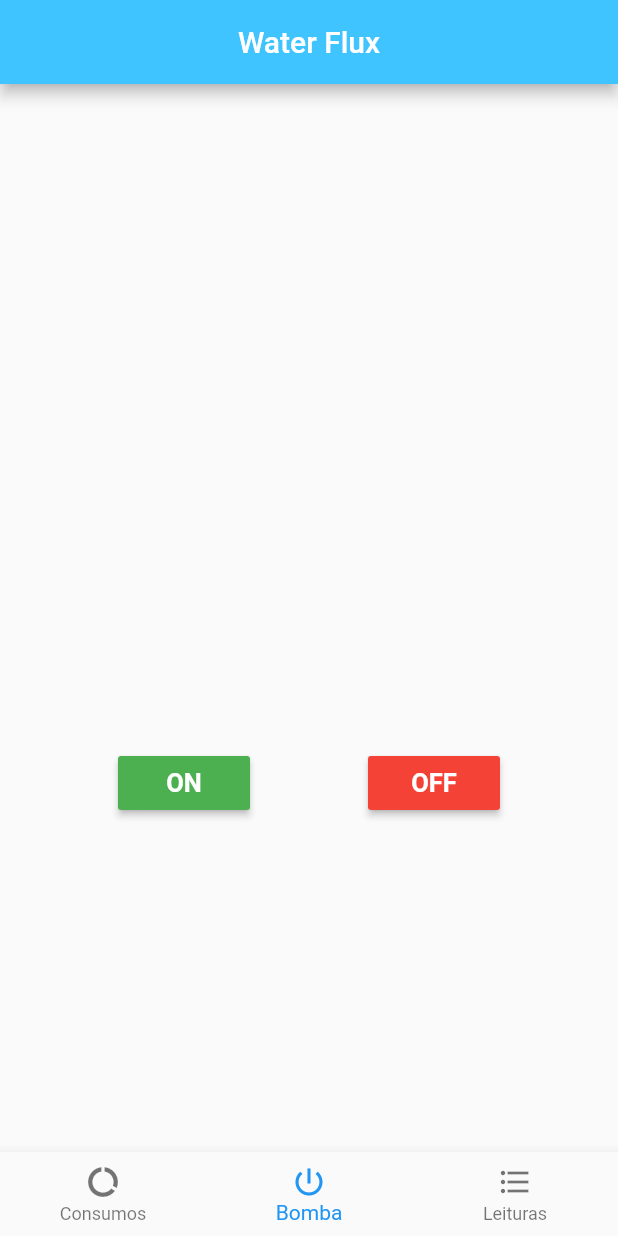
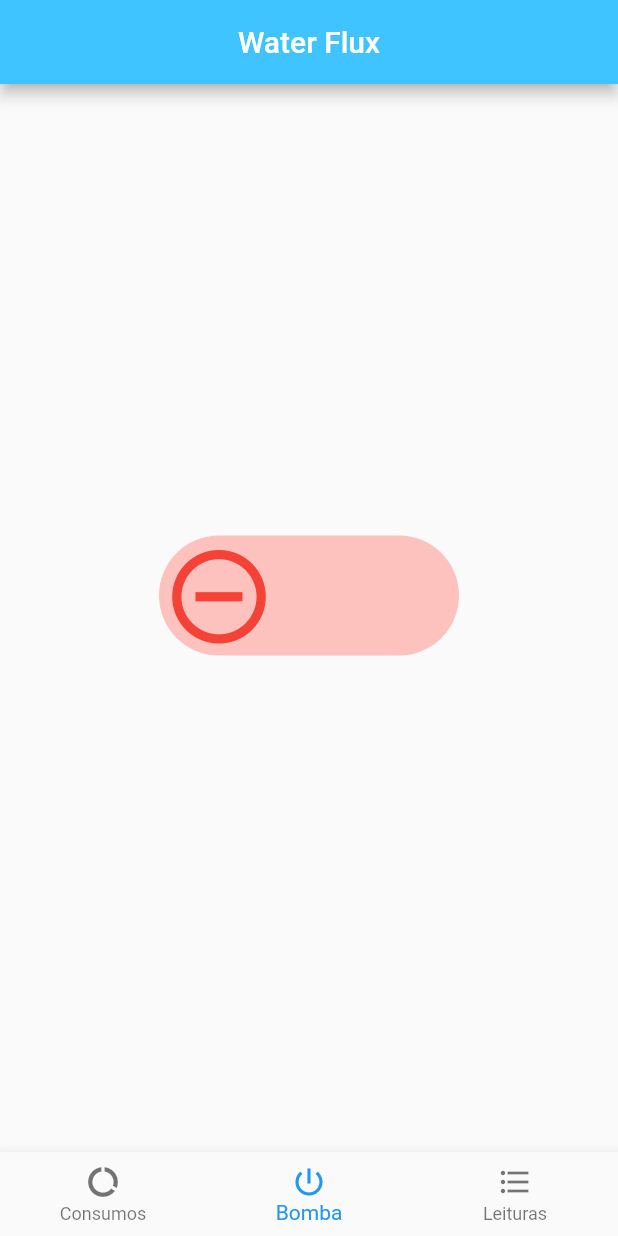
Before and after one commit to Nerdkz/water_flux, a Flutter app: the screen it shows after launch, swiped to page 2, on a phone screen of 412 x 824 dp. Run offline on Flutter 3.47's test engine with Material 2 defaults, Android fonts, the phone set to English and light mode, and no system bars; missing offline and left inert: mqtt_client.

Commit message:
added a animated switch button to turn on/off the pump

```diff
--- a/lib/main.dart
+++ b/lib/main.dart
@@ -55,6 +55,8 @@ class _HomeState extends State<Home> with SingleTickerProviderStateMixin{
   String topic = 'cmd'; // topic for comands
   Set<String> topics = Set<String>();
   String _fluxReading = '';
+
+  bool toggleValue = false;
 
   @override
   void initState() {
@@ -142,7 +144,7 @@ class _HomeState extends State<Home> with SingleTickerProviderStateMixin{
               },
               child: Center(
                 child: Text(
-                    "${animation.value.toInt()}%",
+                    "${animation.value.toInt()} L",
                   style: TextStyle(
                     fontSize: 30,
                     fontWeight: FontWeight.bold,
@@ -164,47 +166,47 @@ class _HomeState extends State<Home> with SingleTickerProviderStateMixin{
       children: <Widget>[
         Padding(
           padding: EdgeInsets.only(bottom: 30),
-          child: Row(
-            mainAxisAlignment: MainAxisAlignment.spaceEvenly,
-            children: <Widget>[
-              Padding(
-                padding: EdgeInsets.only(top: 250),
-                child: RaisedButton(
-                  child: Text(
-                    "ON",
-                    style: TextStyle(
-                        fontSize: 17,
-                        color: Colors.white,
-                        fontWeight: FontWeight.bold),
+          child: AnimatedContainer(
+            duration: Duration(milliseconds: 500),
+            height: 80.0,
+            width:200.0,
+            decoration: BoxDecoration(
+              borderRadius:  BorderRadius.circular(80.0),
+              color: toggleValue ? Colors.greenAccent[100] : Colors.redAccent[100].withOpacity(0.5),
+            ),
+            child: Stack(
+              children: <Widget>[
+                AnimatedPositioned(
+                  duration: Duration(milliseconds: 500),
+                  curve: Curves.easeIn,
+                  top: 3.0,
+                  left: toggleValue ? 120.0 : 0.0,
+                  right: toggleValue ? 0.0 : 120.0,
+                  child: InkWell(
+                    onTap: toggleButton,
+                    child: AnimatedSwitcher(
+                      duration: Duration(milliseconds: 500),
+                      transitionBuilder: (Widget child, Animation<double> animation) {
+                        return ScaleTransition(child: child, scale: animation);
+                      },
+                      child: toggleValue ?
+                      Icon(Icons.check_circle, color: Colors.green, size: 75.0, key: UniqueKey()) :
+                      Icon(Icons.remove_circle_outline, color: Colors.red, size: 75.0, key: UniqueKey())
+                    ),
                   ),
-                  color: Colors.green,
-                  onPressed: () {
-                    _sendMessage("ON");
-                  },
                 ),
-              ),
-              Padding(
-                padding: EdgeInsets.only(top: 250),
-                child: RaisedButton(
-                  child: Text(
-                    "OFF",
-                    style: TextStyle(
-                        fontSize: 17,
-                        color: Colors.white,
-                        fontWeight: FontWeight.bold),
-                  ),
-                  color: Colors.red,
-                  onPressed: () {
-                    _sendMessage("OFF");
-                  },
-                ),
-              ),
-            ],
-          )
+              ],
+            ),
+          ),
         ),
-
       ],
     );
+  }
+
+  toggleButton(){
+    setState(() {
+      toggleValue = !toggleValue;
+    });
   }
 
   void _connect() async {
```
